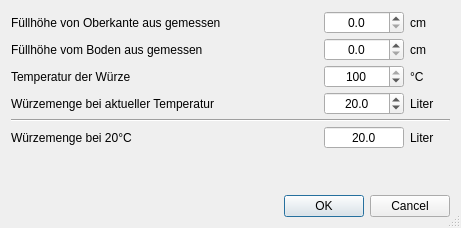
This is kleiner-brauhelfer/dialogs/dlgvolumen.ui in kleiner-brauhelfer/kleiner-brauhelfer-2 as Qt 5 draws it before an edit. The edited form follows.
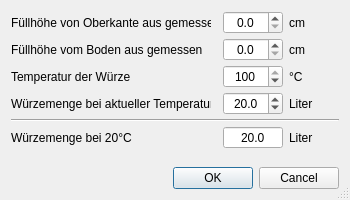
This is the edited form. Custom widgets are drawn as their Qt base class.

Diff of the .ui file:
```diff
--- a/kleiner-brauhelfer/dialogs/dlgvolumen.ui
+++ b/kleiner-brauhelfer/dialogs/dlgvolumen.ui
@@ -6,8 +6,8 @@
    <rect>
     <x>0</x>
     <y>0</y>
-    <width>461</width>
-    <height>228</height>
+    <width>350</width>
+    <height>200</height>
    </rect>
   </property>
   <property name="minimumSize">
@@ -42,6 +42,18 @@
    </item>
    <item row="5" column="3">
     <widget class="QLabel" name="label_22">
+     <property name="minimumSize">
+      <size>
+       <width>50</width>
+       <height>0</height>
+      </size>
+     </property>
+     <property name="maximumSize">
+      <size>
+       <width>50</width>
+       <height>16777215</height>
+      </size>
+     </property>
      <property name="text">
       <string>Liter</string>
      </property>
@@ -56,6 +68,18 @@
    </item>
    <item row="1" column="3">
     <widget class="QLabel" name="label_VonUntenEinheit">
+     <property name="minimumSize">
+      <size>
+       <width>50</width>
+       <height>0</height>
+      </size>
+     </property>
+     <property name="maximumSize">
+      <size>
+       <width>50</width>
+       <height>16777215</height>
+      </size>
+     </property>
      <property name="text">
       <string>cm</string>
      </property>
@@ -70,6 +94,12 @@
    </item>
    <item row="5" column="2">
     <widget class="DoubleSpinBox" name="spinBox_Liter20Grad">
+     <property name="minimumSize">
+      <size>
+       <width>60</width>
+       <height>0</height>
+      </size>
+     </property>
      <property name="toolTip">
       <string>&lt;html&gt;&lt;head/&gt;&lt;body&gt;&lt;p&gt;Hier wird die umgerechnete &lt;span style=&quot; font-weight:600;&quot;&gt;Würzemenge bei 20°&lt;/span&gt;C ausgegeben.&lt;/p&gt;&lt;p&gt;Die Würzemenge bei 20°C ist ein wichtiger Faktor, um abzuschätzen, ob &lt;span style=&quot; font-weight:600;&quot;&gt;gemessene Werte &lt;/span&gt;und &lt;span style=&quot; font-weight:600;&quot;&gt;Zielwerte&lt;/span&gt; übereinstimmen und die Zielwerte im aktuellen Brauprozess erreicht werden.&lt;/p&gt;&lt;p&gt;Im Tab Braudaten sind die aktuellen Werte im Brauprozess den Zielwerten gegenübergestellt. Dabei handelt es sich um eine Vielzahl an Werten und Unterwerten wie Brix oder Plato, Würzemenge, Füllhöhe, Vedampfungsziffer, Sudhausausbeute und Verlustmengen.&lt;/p&gt;&lt;p&gt;Die Zahlen geben einen sehr guten Aufschluss darüber, ob die Brauannlage gut eingestellt ist, ob an der einen oder anderen Stelle Verbesserungsbedarf besteht oder ob es Fehler im Brauprozess oder den vorhanden Daten gibt. Da Abweichungen sehr vielfältig und individuell sind, empfehlen sich bei Problemen allein bekannte Fachforen.&lt;/p&gt;&lt;p&gt;&lt;br/&gt;&lt;/p&gt;&lt;p&gt;&lt;br/&gt;&lt;/p&gt;&lt;/body&gt;&lt;/html&gt;</string>
      </property>
@@ -101,6 +131,18 @@
    </item>
    <item row="2" column="3">
     <widget class="QLabel" name="label_20">
+     <property name="minimumSize">
+      <size>
+       <width>50</width>
+       <height>0</height>
+      </size>
+     </property>
+     <property name="maximumSize">
+      <size>
+       <width>50</width>
+       <height>16777215</height>
+      </size>
+     </property>
      <property name="text">
       <string>°C</string>
      </property>
@@ -108,6 +150,12 @@
    </item>
    <item row="2" column="2">
     <widget class="SpinBox" name="spinBox_Temperatur">
+     <property name="minimumSize">
+      <size>
+       <width>60</width>
+       <height>0</height>
+      </size>
+     </property>
      <property name="toolTip">
       <string>&lt;html&gt;&lt;head/&gt;&lt;body&gt;&lt;p&gt;Hier wird die &lt;span style=&quot; font-weight:600;&quot;&gt;Temperatur&lt;/span&gt; der Würze zum &lt;span style=&quot; font-weight:600;&quot;&gt;Messzeitpunkt&lt;/span&gt; eingetragen.&lt;/p&gt;&lt;p&gt;Die Berücksichtigung der Temperatur ist ein wichtiger Faktor, um Verfälschungen der Würzemenge bezogen auf das spätere Ergebnis zu vermeiden. Das Volumen der Würze ist beim Kochen deutlich größer. Um einen sinnigen Bezugspunkt zur Beurteilung zu geben, rechnet der Kleine Brauhelfer Flüssigkeiten an vielen Stellen des Programms immer auf 20°C um.&lt;/p&gt;&lt;/body&gt;&lt;/html&gt;</string>
      </property>
@@ -139,10 +187,16 @@
     <widget class="QLabel" name="label_VonObenEinheit">
      <property name="minimumSize">
       <size>
-       <width>40</width>
+       <width>50</width>
        <height>0</height>
       </size>
      </property>
+     <property name="maximumSize">
+      <size>
+       <width>50</width>
+       <height>16777215</height>
+      </size>
+     </property>
      <property name="text">
       <string>cm</string>
      </property>
@@ -157,6 +211,18 @@
    </item>
    <item row="3" column="3">
     <widget class="QLabel" name="label_18">
+     <property name="minimumSize">
+      <size>
+       <width>50</width>
+       <height>0</height>
+      </size>
+     </property>
+     <property name="maximumSize">
+      <size>
+       <width>50</width>
+       <height>16777215</height>
+      </size>
+     </property>
      <property name="text">
       <string>Liter</string>
      </property>
@@ -178,6 +244,12 @@
    </item>
    <item row="3" column="2">
     <widget class="DoubleSpinBox" name="spinBox_Liter">
+     <property name="minimumSize">
+      <size>
+       <width>60</width>
+       <height>0</height>
+      </size>
+     </property>
      <property name="toolTip">
       <string>&lt;html&gt;&lt;head/&gt;&lt;body&gt;&lt;p&gt;Sofern bekannt, kann hier die &lt;span style=&quot; font-weight:600;&quot;&gt;Würzemenge&lt;/span&gt; bei &lt;span style=&quot; font-weight:600;&quot;&gt;aktueller Temperatur&lt;/span&gt; eingegeben werden. &lt;/p&gt;&lt;p&gt;Bedienung: Es muss dann nur noch im Feld oben die Temerpatur eingetragen werden. Die Felder zur Füllhöhe können in diesem Fall ignoriert werden.&lt;/p&gt;&lt;/body&gt;&lt;/html&gt;</string>
      </property>
@@ -201,11 +273,24 @@
      </property>
     </widget>
    </item>
+   <item row="2" column="1">
+    <spacer name="horizontalSpacer">
+     <property name="orientation">
+      <enum>Qt::Horizontal</enum>
+     </property>
+     <property name="sizeHint" stdset="0">
+      <size>
+       <width>40</width>
+       <height>20</height>
+      </size>
+     </property>
+    </spacer>
+   </item>
    <item row="0" column="2">
     <widget class="DoubleSpinBox" name="spinBox_VonOben">
      <property name="minimumSize">
       <size>
-       <width>80</width>
+       <width>60</width>
        <height>0</height>
       </size>
      </property>
@@ -228,6 +313,12 @@
    </item>
    <item row="1" column="2">
     <widget class="DoubleSpinBox" name="spinBox_VonUnten">
+     <property name="minimumSize">
+      <size>
+       <width>60</width>
+       <height>0</height>
+      </size>
+     </property>
      <property name="toolTip">
       <string>&lt;html&gt;&lt;head/&gt;&lt;body&gt;&lt;p&gt;Eingabe der &lt;span style=&quot; font-weight:600;&quot;&gt;Würzemenge&lt;/span&gt; der Füllhöhe vom &lt;span style=&quot; font-weight:600;&quot;&gt;Boden&lt;/span&gt; bis zur &lt;span style=&quot; font-weight:600;&quot;&gt;Würzeoberfläche&lt;/span&gt; bei aktueller Temperatur.&lt;/p&gt;&lt;p&gt;Die Berechnung erfolgt grundlegend anhand der im Tab Rezept gewählten Brauanlage und speziell anhand der dort gewählten Würzepfannge. Das Equipment allgemein wird im Tab Ausrüstung definiert.&lt;/p&gt;&lt;p&gt;Bedienung: Mit einem Metermaß oder einem digitalen Pendant wird vom Boden innen bis zur Würzeoberfläche gemessen. Um Verfälschungen zu vermeiden, ist eine schaumfreie Stelle empfehlenswert. Die aktuelle Temperatur der Würze wird anschließend eingetragen. Voreingstellt sind 100° C. Wenn bestätigt, berechnet der Kleine Brauhelfer den Faktor der Ausdehnung durch Wärem und gibt die berechnete Würzemenge bei 20° C aus.&lt;/p&gt;&lt;p&gt;&lt;span style=&quot; font-weight:600; color:#fc0107;&quot;&gt;Achtung:&lt;/span&gt; Die Messung vom Boden ist nur korrekt, wenn der Pfannenboden plan ist und keine andereweitigen Vertiefungen oder Erhöhungen hat.&lt;/p&gt;&lt;/body&gt;&lt;/html&gt;</string>
      </property>
@@ -245,19 +336,6 @@
      </property>
     </widget>
    </item>
-   <item row="0" column="1">
-    <spacer name="horizontalSpacer">
-     <property name="orientation">
-      <enum>Qt::Horizontal</enum>
-     </property>
-     <property name="sizeHint" stdset="0">
-      <size>
-       <width>40</width>
-       <height>20</height>
-      </size>
-     </property>
-    </spacer>
-   </item>
   </layout>
  </widget>
  <customwidgets>
```
